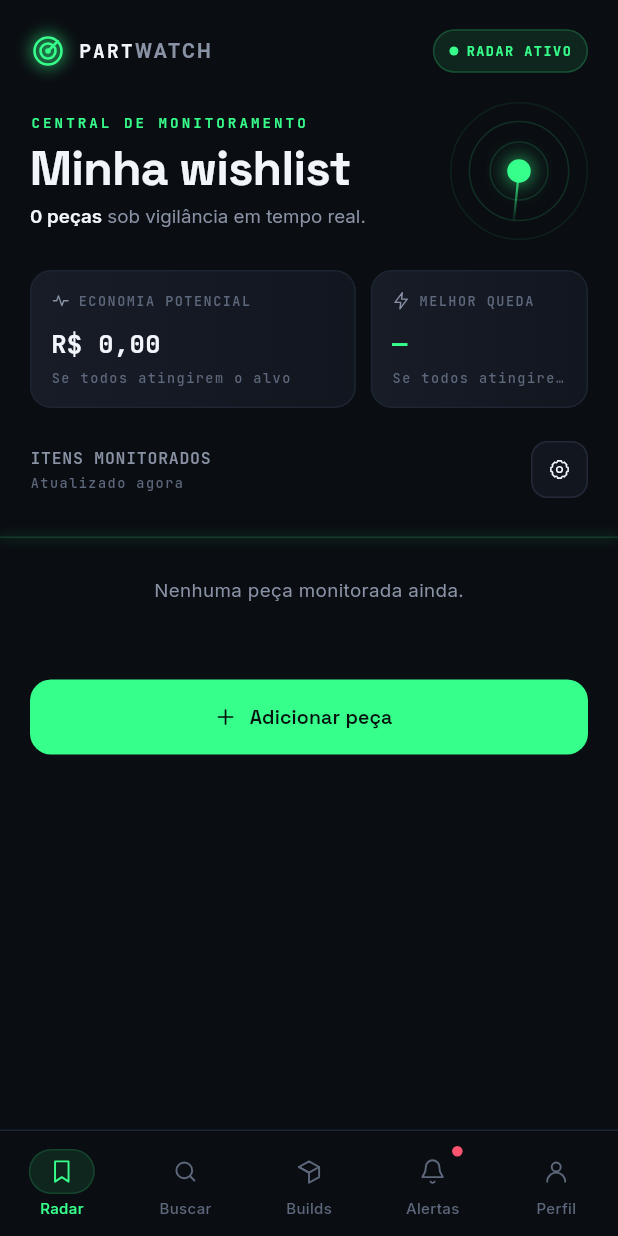
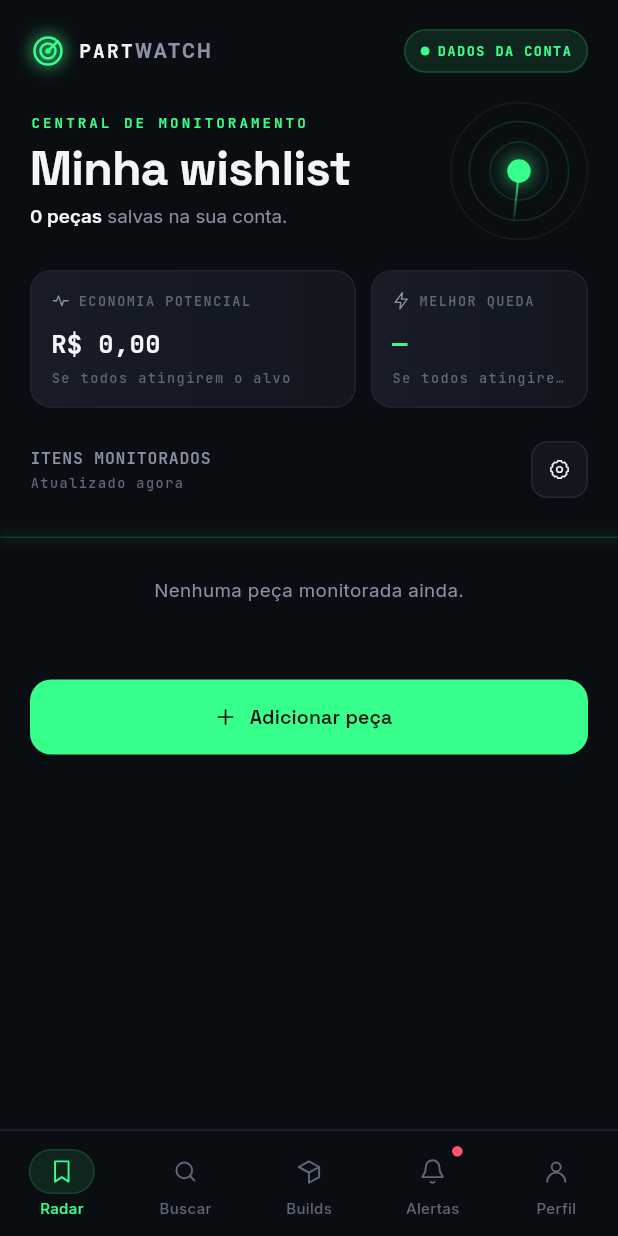
Before and after one commit to JoaoAlbernaz1/ddr5-radar, a Flutter app: the screen it shows once a user with an empty profile is signed in, on a phone screen of 412 x 824 dp. Run offline on Flutter 3.47's test engine with Material 3 defaults, Android fonts, the phone set to English and light mode, and no system bars; our stand-ins replace flutter_svg, google_fonts, shared_preferences, supabase_flutter; accounts and stored records are empty; network calls fail.

Commit message:
feat(wishlist): show backend errors, honest status and manual refresh

```diff
--- a/lib/screens/wishlist_screen.dart
+++ b/lib/screens/wishlist_screen.dart
@@ -24,6 +24,27 @@ class WishlistScreen extends StatelessWidget {
       return const Scaffold(body: Center(child: CircularProgressIndicator(color: AppColors.green)));
     }
 
+    if (repo.error != null) {
+      return Scaffold(
+        body: Center(
+          child: Padding(
+            padding: const EdgeInsets.all(24),
+            child: Column(
+              mainAxisSize: MainAxisSize.min,
+              children: [
+                Text(repo.error!, style: AppText.body, textAlign: TextAlign.center),
+                const SizedBox(height: 16),
+                TextButton(
+                  onPressed: () => repo.load(),
+                  child: const Text('Tentar novamente'),
+                ),
+              ],
+            ),
+          ),
+        ),
+      );
+    }
+
     final parts = repo.parts;
     final potentialSavings = parts.fold<double>(0, (sum, p) => sum + (p.currentPrice - p.targetPrice).clamp(0, double.infinity));
     final best = parts.isEmpty
@@ -32,7 +53,10 @@ class WishlistScreen extends StatelessWidget {
 
     return Scaffold(
       appBar: TopBar(
-        action: Container(
+        action: InkWell(
+          onTap: () => repo.load(),
+          borderRadius: BorderRadius.circular(100),
+          child: Container(
           padding: const EdgeInsets.symmetric(horizontal: 10, vertical: 7),
           decoration: BoxDecoration(
             color: AppColors.greenSoft,
@@ -44,8 +68,9 @@ class WishlistScreen extends StatelessWidget {
             children: [
               Container(width: 6, height: 6, decoration: const BoxDecoration(color: AppColors.green, shape: BoxShape.circle)),
               const SizedBox(width: 5),
-              Text('RADAR ATIVO', style: AppText.monoSmall.copyWith(color: AppColors.green, fontWeight: FontWeight.w700)),
+              Text('DADOS DA CONTA', style: AppText.monoSmall.copyWith(color: AppColors.green, fontWeight: FontWeight.w700)),
             ],
+          ),
           ),
         ),
       ),
@@ -68,7 +93,7 @@ class WishlistScreen extends StatelessWidget {
                         style: AppText.body,
                         children: [
                           TextSpan(text: '${parts.length} peças', style: AppText.body.copyWith(color: AppColors.text, fontWeight: FontWeight.w600)),
-                          const TextSpan(text: ' sob vigilância em tempo real.'),
+                          const TextSpan(text: ' salvas na sua conta.'),
                         ],
                       ),
                     ),
```
